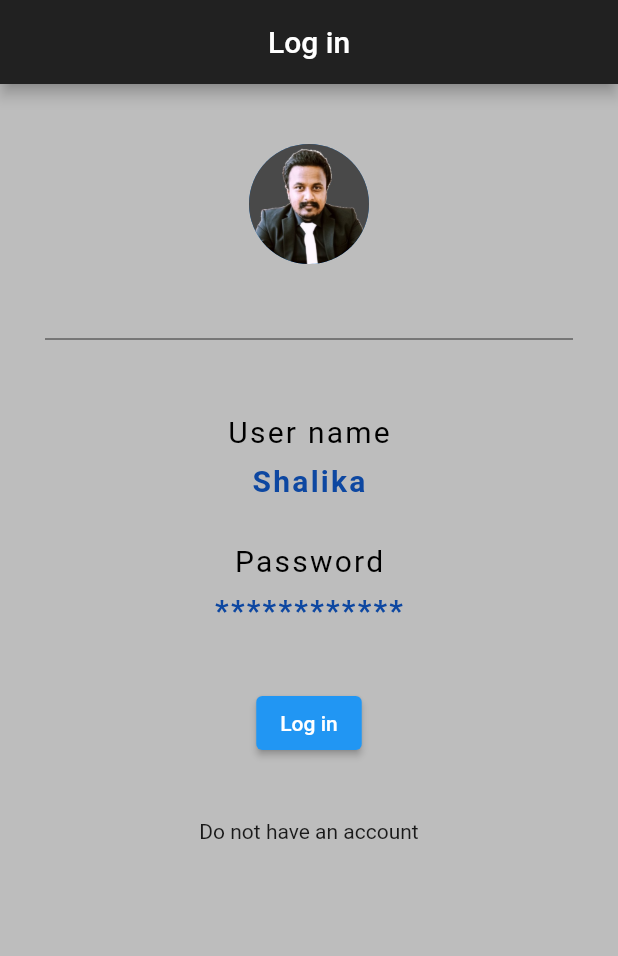
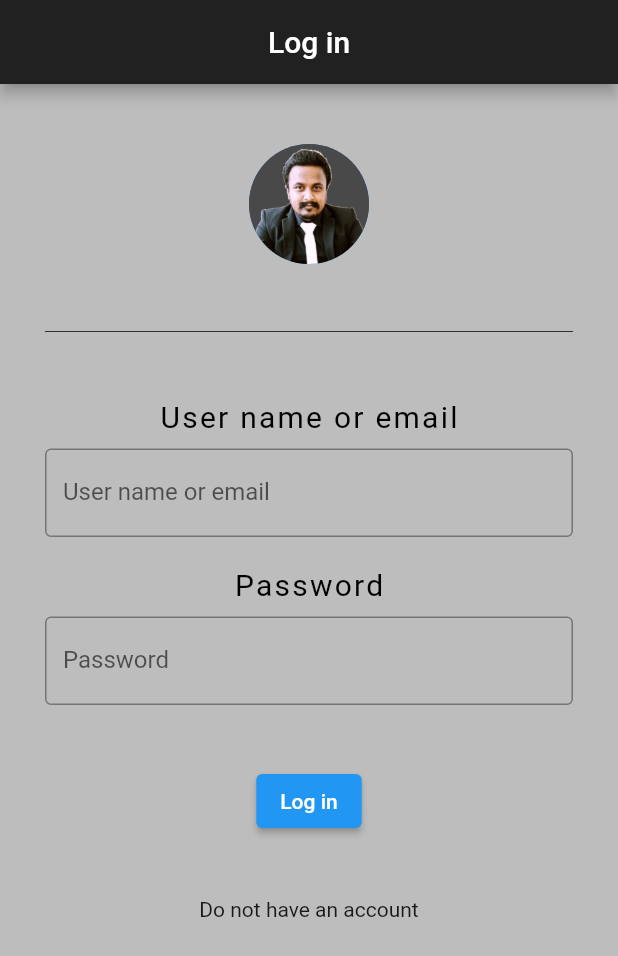
Before and after one commit to Shalika001/selling-app, a Flutter app: the screen it shows after launch, on a phone screen of 412 x 824 dp. Shown: the top 956 px of the screen. Run offline on Flutter 3.47's test engine with Material 2 defaults, Android fonts, the phone set to English and light mode, and no system bars.

Commit message:
Add text box

```diff
--- a/lib/main.dart
+++ b/lib/main.dart
@@ -29,11 +29,11 @@ class selling_app extends StatelessWidget {
               ),
             ),
             Divider(
-              height: 100.0,
+              height: 90.0,
               color: Colors.grey[850],
             ),
             Text(
-              'User name',
+              'User name or email',
               style: TextStyle(
                 color: Colors.black,
                 letterSpacing: 1.5,
@@ -41,16 +41,14 @@ class selling_app extends StatelessWidget {
               ),
             ),
             SizedBox(height: 10.0),
-            Text(
-                'Shalika',
-                style: TextStyle(
-                    color: Colors.blue[900],
-                    letterSpacing: 1.5,
-                    fontSize: 20.0,
-                    fontWeight: FontWeight.bold
-                ),
+            const TextField(
+              obscureText: true,
+              decoration: InputDecoration(
+                border: OutlineInputBorder(),
+                labelText: 'User name or email',
+              ),
             ),
-            SizedBox(height: 30.0),
+            SizedBox(height: 20.0),
             Text(
                 'Password',
                 style: TextStyle(
@@ -60,14 +58,12 @@ class selling_app extends StatelessWidget {
                 ),
             ),
             SizedBox(height: 10.0),
-            Text(
-                '************',
-                style: TextStyle(
-                    color: Colors.blue[900],
-                    letterSpacing: 1.5,
-                    fontSize: 20.0,
-                    fontWeight: FontWeight.bold
-                ),
+            const TextField(
+              obscureText: true,
+              decoration: InputDecoration(
+                border: OutlineInputBorder(),
+                labelText: 'Password',
+              ),
             ),
             SizedBox(height: 40.0),
             Center(
```
